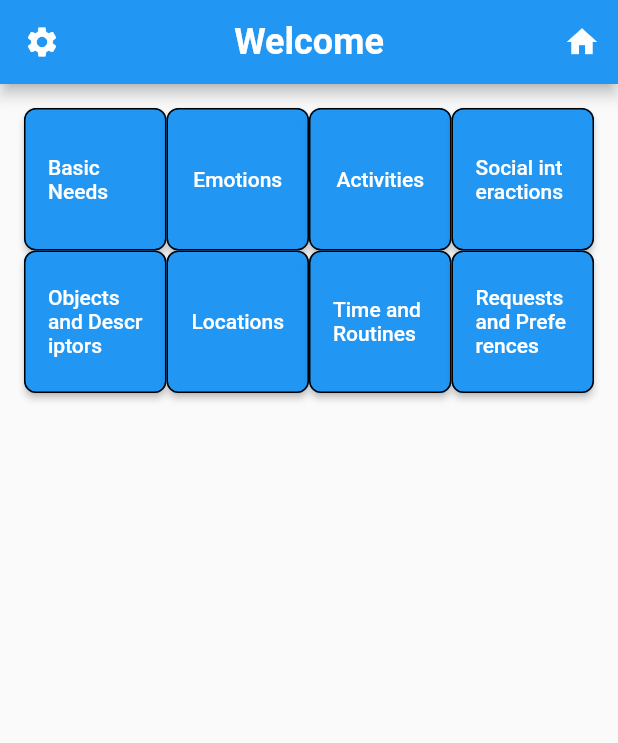
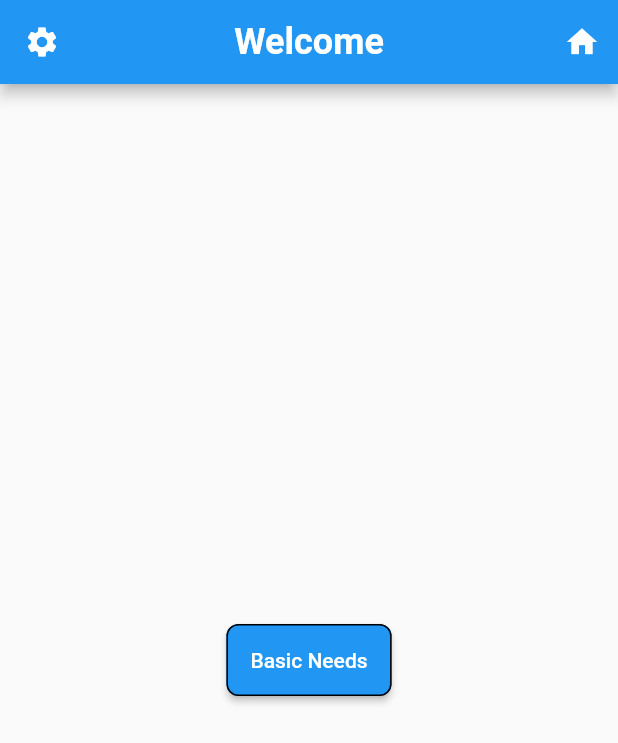
Before and after one commit to buckyLarsen/communications_app, a Flutter app: the screen it shows after launch, after a tap on "Basic Needs", on a phone screen of 412 x 824 dp. Shown: the top 743 px of the screen. Run offline on Flutter 3.47's test engine with Material 2 defaults, Android fonts, the light colour scheme and no system bars.

Commit message:
added basic needs page

```diff
--- /dev/null
+++ b/lib/basic_needs_page.dart
@@ -0,0 +1,47 @@
+import 'package:flutter/material.dart';
+
+class BasicNeedsPage extends StatelessWidget {
+  const BasicNeedsPage({Key? key}) : super(key: key);
+
+  @override
+  Widget build(BuildContext context) {
+    return Scaffold(
+      appBar: AppBar(
+        title: Text(
+          'Welcome',
+          style: TextStyle(fontSize: 24, fontWeight: FontWeight.bold),
+        ),
+        centerTitle: true,
+        leading: IconButton(
+          onPressed: () {
+            // Action for the "Settings" button in Basic Needs page
+          },
+          icon: Icon(Icons.settings),
+        ),
+        actions: [
+          IconButton(
+            onPressed: () {
+              // Action for the "Home" button in Basic Needs page
+            },
+            icon: Icon(Icons.home),
+          ),
+        ],
+      ),
+      body: Center(
+        child: ElevatedButton(
+          onPressed: () {
+            // Action for Basic Needs button in the Basic Needs page
+          },
+          style: ElevatedButton.styleFrom(
+            padding: EdgeInsets.all(16.0),
+            shape: RoundedRectangleBorder(
+              borderRadius: BorderRadius.circular(8.0),
+              side: BorderSide(color: Colors.black, width: 1.0),
+            ),
+          ),
+          child: const Text('Basic Needs'),
+        ),
+      ),
+    );
+  }
+}
--- a/lib/main.dart
+++ b/lib/main.dart
@@ -1,3 +1,4 @@
+import 'package:communication_assistance_app/basic_needs_page.dart';
 import 'package:flutter/material.dart';
 
 void main() {
@@ -49,7 +50,10 @@ class ButtonGrid extends StatelessWidget {
       children: <Widget>[
         ElevatedButton(
           onPressed: () {
-            // Action for Basic Needs button
+            Navigator.push(
+              context,
+              MaterialPageRoute(builder: (context) => BasicNeedsPage()),
+            );
           },
           style: ElevatedButton.styleFrom(
             padding: EdgeInsets.all(16.0),
```
